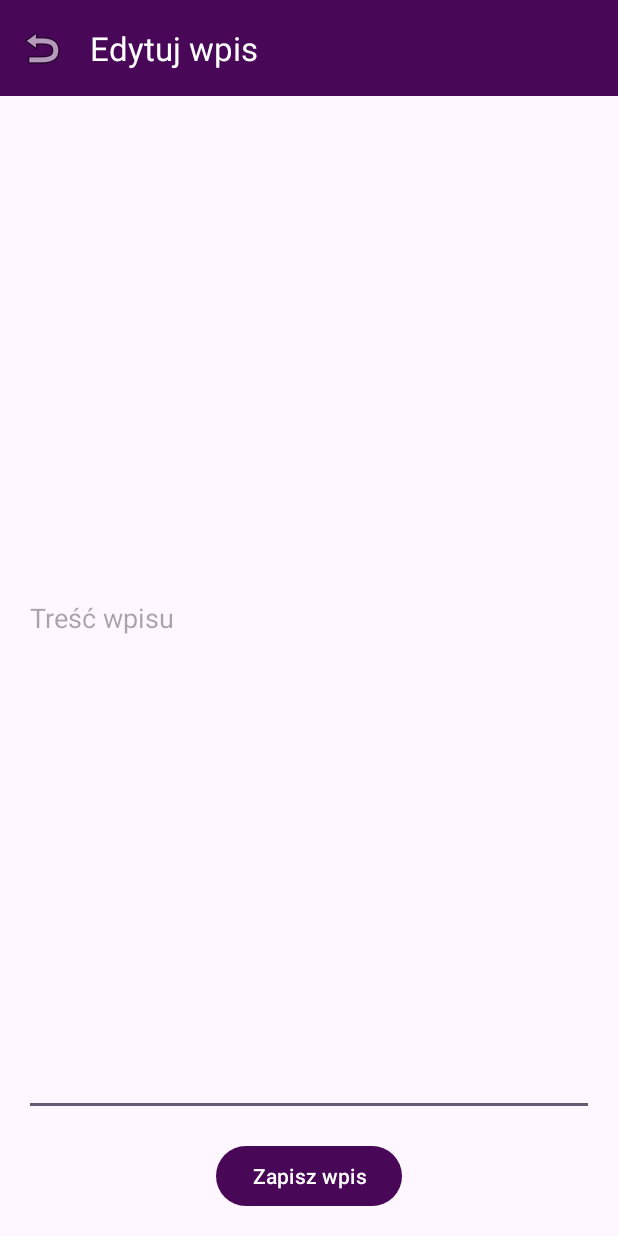
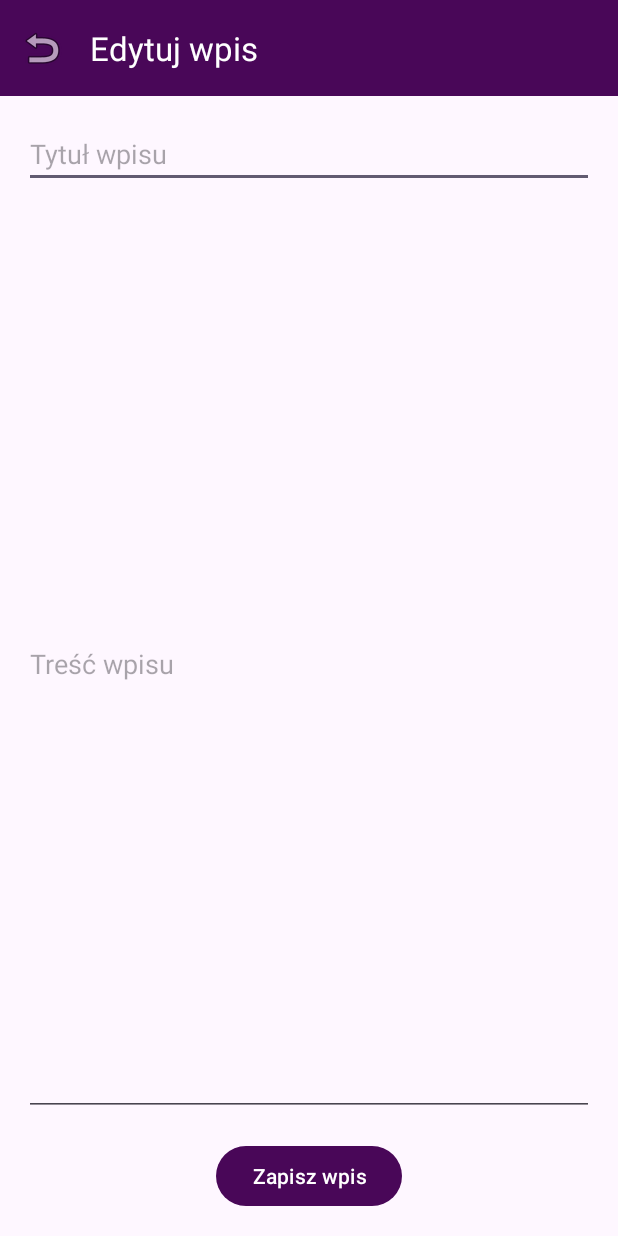
Before and after one commit to aleksandralacinska/projektDziennik, an Android app: the EditEntryActivity screen opened directly, with no data from a screen before it, on a phone screen of 412 x 824 dp. Run offline under Robolectric (Android 15) with nearby library versions, the phone set to English and light mode, and no system bars; our stand-ins replace Room's generated code.

Commit message:
dodanie tytułu wpisu

```diff
--- a/app/src/main/java/com/example/dziennikmvvm/model/AppDatabase.kt
+++ b/app/src/main/java/com/example/dziennikmvvm/model/AppDatabase.kt
@@ -4,7 +4,7 @@ import androidx.room.Database
 import androidx.room.RoomDatabase
 import androidx.room.TypeConverters
 
-@Database(entities = [Entry::class], version = 1)
+@Database(entities = [Entry::class], version = 2)
 @TypeConverters(Converters::class)
 abstract class AppDatabase : RoomDatabase() {
     abstract fun entryDao(): EntryDao
--- a/app/src/main/java/com/example/dziennikmvvm/model/Entry.kt
+++ b/app/src/main/java/com/example/dziennikmvvm/model/Entry.kt
@@ -7,6 +7,7 @@ import java.util.Date
 @Entity(tableName = "entries")
 data class Entry(
     @PrimaryKey(autoGenerate = true) val id: Int = 0,
+    val title: String,
     val date: Date,
     val content: String
 )
--- a/app/src/main/java/com/example/dziennikmvvm/model/EntryDao.kt
+++ b/app/src/main/java/com/example/dziennikmvvm/model/EntryDao.kt
@@ -17,8 +17,8 @@ interface EntryDao {
     @Query("SELECT * FROM entries WHERE id = :entryId")
     fun getEntryById(entryId: Int): Entry?
 
-    @Query("UPDATE entries SET content = :content WHERE id = :entryId")
-    fun updateEntryContent(entryId: Int, content: String)
+    @Query("UPDATE entries SET title = :title, content = :content WHERE id = :entryId")
+    fun updateEntry(entryId: Int, title: String, content: String)
 
     @Delete
     fun delete(entry: Entry)
--- a/app/src/main/java/com/example/dziennikmvvm/view/DayActivity.kt
+++ b/app/src/main/java/com/example/dziennikmvvm/view/DayActivity.kt
@@ -1,6 +1,5 @@
 package com.example.dziennikmvvm.view
 
-import android.content.Intent
 import android.os.Bundle
 import android.widget.TextView
 import androidx.appcompat.app.AppCompatActivity
@@ -10,7 +9,6 @@ import androidx.room.Room
 import com.example.dziennikmvvm.R
 import com.example.dziennikmvvm.model.AppDatabase
 import com.example.dziennikmvvm.model.Entry
-import com.applandeo.materialcalendarview.CalendarView // Zmiana importu
 import java.text.SimpleDateFormat
 import java.util.*
 
--- a/app/src/main/java/com/example/dziennikmvvm/view/EditEntryActivity.kt
+++ b/app/src/main/java/com/example/dziennikmvvm/view/EditEntryActivity.kt
@@ -15,6 +15,7 @@ import java.util.*
 class EditEntryActivity : AppCompatActivity() {
 
     private var entryId: Int = 0
+    private lateinit var editTextEntryTitle: EditText
     private lateinit var editTextEntryContent: EditText
 
     override fun onCreate(savedInstanceState: Bundle?) {
@@ -30,17 +31,19 @@ class EditEntryActivity : AppCompatActivity() {
             finish()
         }
 
+        editTextEntryTitle = findViewById(R.id.editTextEntryTitle)
         editTextEntryContent = findViewById(R.id.editTextEntryContent)
         val buttonSaveEntry = findViewById<Button>(R.id.buttonSaveEntry)
 
         loadEntry(entryId)
 
         buttonSaveEntry.setOnClickListener {
+            val title = editTextEntryTitle.text.toString()
             val content = editTextEntryContent.text.toString()
             if (content.isNotBlank()) {
-                updateEntry(entryId, content)
+                updateEntry(entryId, title, content)
             } else {
-                Toast.makeText(this, "Treść wpisu nie może być pusta", Toast.LENGTH_SHORT).show()
+                Toast.makeText(this, "Tytuł i treść wpisu nie mogą być puste", Toast.LENGTH_SHORT).show()
             }
         }
     }
@@ -54,19 +57,20 @@ class EditEntryActivity : AppCompatActivity() {
         Thread {
             val entry = db.entryDao().getEntryById(entryId)
             runOnUiThread {
+                editTextEntryTitle.setText(entry?.title)
                 editTextEntryContent.setText(entry?.content)
             }
         }.start()
     }
 
-    private fun updateEntry(entryId: Int, content: String) {
+    private fun updateEntry(entryId: Int, title: String, content: String) {
         val db = Room.databaseBuilder(
             applicationContext,
             AppDatabase::class.java, "journal-database"
         ).build()
 
         Thread {
-            db.entryDao().updateEntryContent(entryId, content)
+            db.entryDao().updateEntry(entryId, title, content)
             runOnUiThread {
                 Toast.makeText(this, "Wpis został zaktualizowany", Toast.LENGTH_SHORT).show()
                 finish()
--- a/app/src/main/java/com/example/dziennikmvvm/view/EntriesAdapter.kt
+++ b/app/src/main/java/com/example/dziennikmvvm/view/EntriesAdapter.kt
@@ -9,7 +9,6 @@ import android.content.Intent
 import android.app.AlertDialog
 import android.content.Context
 import androidx.room.Room
-import androidx.room.RoomDatabase
 import androidx.recyclerview.widget.RecyclerView
 import com.example.dziennikmvvm.R
 import com.example.dziennikmvvm.model.Entry
@@ -20,6 +19,7 @@ import java.util.*
 class EntriesAdapter(private var entries: List<Entry>) : RecyclerView.Adapter<EntriesAdapter.EntryViewHolder>() {
 
     inner class EntryViewHolder(view: View) : RecyclerView.ViewHolder(view) {
+        val textViewTitle: TextView = view.findViewById(R.id.textViewTitle)
         val textViewContent: TextView = view.findViewById(R.id.textViewContent)
         val textViewDate: TextView = view.findViewById(R.id.textViewDate)
         val buttonEditEntry: Button = view.findViewById(R.id.buttonEditEntry)
@@ -34,6 +34,7 @@ class EntriesAdapter(private var entries: List<Entry>) : RecyclerView.Adapter<En
     override fun onBindViewHolder(holder: EntryViewHolder, position: Int) {
         val entry = entries[position]
         val dateFormat = SimpleDateFormat("dd-MM-yyyy HH:mm", Locale.getDefault())
+        holder.textViewTitle.text = entry.title
         holder.textViewDate.text = dateFormat.format(entry.date)
         holder.textViewContent.text = entry.content
 
--- a/app/src/main/res/layout/activity_edit_entry.xml
+++ b/app/src/main/res/layout/activity_edit_entry.xml
@@ -20,11 +20,21 @@
         app:navigationIcon="@android:drawable/ic_menu_revert"/>
 
     <EditText
+        android:id="@+id/editTextEntryTitle"
+        android:layout_width="0dp"
+        android:layout_height="wrap_content"
+        android:hint="Tytuł wpisu"
+        app:layout_constraintTop_toBottomOf="@id/toolbar"
+        app:layout_constraintStart_toStartOf="parent"
+        app:layout_constraintEnd_toEndOf="parent"
+        android:layout_margin="16dp"/>
+
+    <EditText
         android:id="@+id/editTextEntryContent"
         android:layout_width="0dp"
         android:layout_height="0dp"
-        android:hint="@string/entry_content"
-        app:layout_constraintTop_toBottomOf="@id/toolbar"
+        android:hint="Treść wpisu"
+        app:layout_constraintTop_toBottomOf="@id/editTextEntryTitle"
         app:layout_constraintStart_toStartOf="parent"
         app:layout_constraintEnd_toEndOf="parent"
         app:layout_constraintBottom_toTopOf="@+id/buttonSaveEntry"
@@ -34,7 +44,7 @@
         android:id="@+id/buttonSaveEntry"
         android:layout_width="wrap_content"
         android:layout_height="wrap_content"
-        android:text="@string/save_entry"
+        android:text="Zapisz wpis"
         app:layout_constraintBottom_toBottomOf="parent"
         app:layout_constraintEnd_toEndOf="parent"
         app:layout_constraintStart_toStartOf="parent"
```
Also changed, not shown: app/src/main/java/com/example/dziennikmvvm/view/AddEntryActivity.kt (+7 -5 lines), app/src/main/java/com/example/dziennikmvvm/view/JournalActivity.kt (+2 -5 lines), app/src/main/res/layout/activity_add_entry.xml (+13 -3 lines), app/src/main/res/layout/item_entry.xml (+12 -3 lines).
